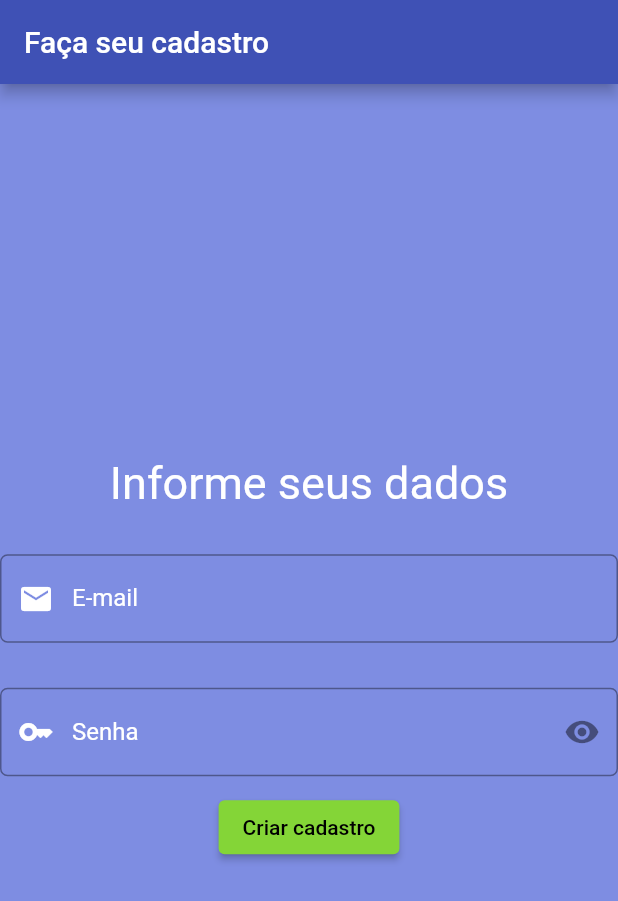
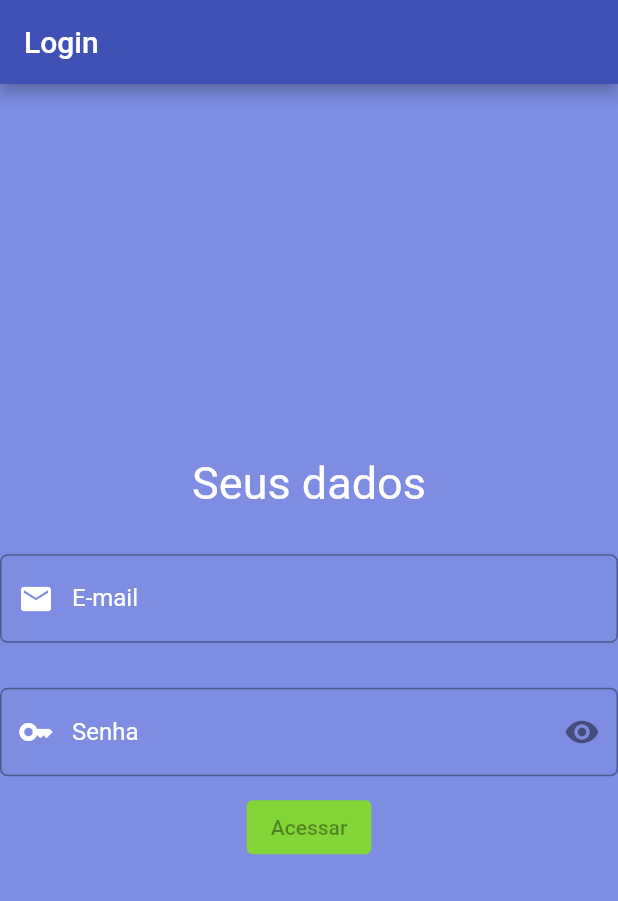
Before and after one commit to xk08/FlutterProjects--Cadastro_e_Login, a Flutter app: the screen it shows after launch, on a phone screen of 412 x 824 dp. Shown: the top 901 px of the screen. Run offline on Flutter 3.47's test engine with Material 2 defaults, Android fonts, the light colour scheme and no system bars.

Commit message:
Desenvolvendo a lógica de login - 80% completo

```diff
--- a/lib/cadastro/controllers/cadastro_controller.dart
+++ /dev/null
@@ -1,9 +0,0 @@
-// ignore_for_file: avoid_print
-
-class CadastroController {
-  const CadastroController();
-
-  teste() {
-    print("Continua daqui...");
-  }
-}
--- /dev/null
+++ b/lib/login/controllers/login_controller.dart
@@ -0,0 +1,84 @@
+// ignore_for_file: avoid_print
+
+import 'package:cadastro_e_login/home/pages/home_page.dart';
+import 'package:cadastro_e_login/login/models/login_model.dart';
+import 'package:cadastro_e_login/login/repositories/login_repository.dart';
+import 'package:flutter/material.dart';
+
+class LoginController {
+  final LoginRepository loginRepository;
+  LoginController(this.loginRepository);
+
+  /* Variaveis do tipo global */
+  String email = "";
+  String password = "";
+  bool btnIsValid = false;
+  bool emailIsValid = false;
+  bool passwordIsValid = false;
+
+  bool failOnLogin = false;
+  bool emailValidRegexp = false;
+
+  /* Seta na variável os valores pegos da tela */
+  setEmail(emailReceived) {
+    email = emailReceived;
+
+    //Validação: Verifica se o email não é nullo ou vazio
+    email.isNotEmpty ? emailIsValid = true : emailIsValid = false;
+
+    //Validação: Verifica se o email é de um formato válido
+    emailValidRegexp = RegExp(r"^\w+([\.-]?\w+)*@\w+([\.-]?\w+)*(\.\w{2,3})+$")
+        .hasMatch(email);
+
+    emailValidRegexp ? emailIsValid = true : emailIsValid = false;
+
+    //Retorna para o page a validação
+    return validaLogin();
+  }
+
+  setPassword(passwordReceived) {
+    password = passwordReceived;
+
+    //Validação: Verifica se a senha não é nulla ou vazia
+    password.isNotEmpty ? passwordIsValid = true : passwordIsValid = false;
+
+    //Validação: Verifica se a senha possui ao menos 6 caracteres
+    password.toString().length < 6
+        ? passwordIsValid = false
+        : passwordIsValid = true;
+
+    return validaLogin();
+  }
+
+  validaLogin() {
+    if (emailIsValid && passwordIsValid) {
+      btnIsValid = true;
+    } else {
+      btnIsValid = false;
+    }
+    return btnIsValid;
+  }
+
+  login(BuildContext context) {
+    /*  print(email);
+    print(password); */
+
+    //Pega as informações do objeto de login
+    LoginModel loginDataObject = loginRepository.loginRepository();
+
+    if (email == loginDataObject.email &&
+        password == loginDataObject.password) {
+      //Caso obtenha sucesso no login...
+      failOnLogin = false; //Obteve sucesso no login
+
+      //Direciona para a tela de Login (Sobre-escreve a rota principal (login) pela nova rota)
+      Navigator.pushReplacement(
+          context, MaterialPageRoute(builder: (_) => const HomePage()));
+      return true;
+    } else {
+      print("E-mail e/ou Senha inválidos....");
+      failOnLogin = true; //O login falhou em algum ponto
+      return false;
+    }
+  }
+}
--- /dev/null
+++ b/lib/login/models/login_model.dart
@@ -0,0 +1,9 @@
+class LoginModel {
+  String email;
+  String password;
+
+  LoginModel({
+    this.email = "",
+    this.password = "",
+  });
+}
--- a/lib/cadastro/pages/cadastro_page.dart
+++ b/lib/login/pages/login_page.dart
@@ -1,40 +1,45 @@
-// ignore_for_file: avoid_print
-
-import 'package:cadastro_e_login/cadastro/controllers/cadastro_controller.dart';
+// ignore_for_file: avoid_print, no_logic_in_create_state
+import 'package:cadastro_e_login/login/controllers/login_controller.dart';
 import 'package:cadastro_e_login/shared/widgets/button_widget.dart';
 import 'package:cadastro_e_login/shared/widgets/simple_text_widget.dart';
 import 'package:cadastro_e_login/shared/widgets/text_form_field_widget.dart';
 import 'package:flutter/material.dart';
 
-class CadastroPage extends StatefulWidget {
+class LoginPage extends StatefulWidget {
   final String tituloPagina;
-  const CadastroPage({super.key, required this.tituloPagina});
+  final LoginController loginController;
+
+  const LoginPage({
+    super.key,
+    required this.tituloPagina,
+    required this.loginController,
+  });
 
   @override
-  // ignore: no_logic_in_create_state
   // ignore: todo
   //TODO: Verificar o motivo da recomendação...
-  // ignore: no_logic_in_create_state
-  State<CadastroPage> createState() => _CadastroPageState(tituloPagina);
+  State<LoginPage> createState() => _LoginPageState(
+        tituloPagina,
+        loginController,
+      );
 }
 
-class _CadastroPageState extends State<CadastroPage> {
+class _LoginPageState extends State<LoginPage> {
   //Declara porém, inicia no initState da página
-  late CadastroController cadastroController;
-
+  final LoginController loginController;
   final String tituloPagina;
 
   bool obsecureTextPassword = true;
-  bool botaoEValido = true;
-
-  _CadastroPageState(this.tituloPagina);
+  _LoginPageState(
+    this.tituloPagina,
+    this.loginController,
+  );
 
   @override
   void initState() {
     super.initState();
 
     //Inicializa o objeto do controlador
-    cadastroController = const CadastroController();
   }
 
   @override
@@ -51,8 +56,7 @@ class _CadastroPageState extends State<CadastroPage> {
           crossAxisAlignment: CrossAxisAlignment.center,
           mainAxisAlignment: MainAxisAlignment.center,
           children: [
-            const SimpleTextWidget(
-                textoRecebido: "Informe seus dados", textSize: 30),
+            const SimpleTextWidget(textoRecebido: "Seus dados", textSize: 30),
             const SizedBox(height: 30),
             TextFormFieldWidget(
               enabled: true,
@@ -62,12 +66,26 @@ class _CadastroPageState extends State<CadastroPage> {
               icon: Icons.email,
               hint: "Informe seu e-mail",
               onChanged: (emailDigitado) {
-                print("Email: $emailDigitado");
+                bool state = loginController.setEmail(emailDigitado);
+
+                setState(() {
+                  loginController.btnIsValid = state;
+
+                  /* Retira a mensagem: "E-mail e/ou Senha inválidos" */
+                  if (loginController.failOnLogin) {
+                    loginController.failOnLogin = false;
+                  }
+                });
               },
               validator: (email) {
                 if (email == null || email.isEmpty) {
                   return "O e-mail é obrigatório";
                 }
+
+                if (!loginController.emailValidRegexp) {
+                  return "O e-mail não é de um tipo válido";
+                }
+
                 return null;
               },
             ),
@@ -92,23 +110,53 @@ class _CadastroPageState extends State<CadastroPage> {
               ),
               hint: "Informe sua senha",
               onChanged: (senhaDigitada) {
-                print("Senha: $senhaDigitada");
+                bool state = loginController.setPassword(senhaDigitada);
+                setState(() {
+                  loginController.btnIsValid = state;
+
+                  /* Retira a mensagem: "E-mail e/ou Senha inválidos" */
+                  if (loginController.failOnLogin) {
+                    loginController.failOnLogin = false;
+                  }
+                });
               },
               validator: (senha) {
                 if (senha == null || senha.isEmpty) {
                   return "A senha é obrigatória";
                 }
+
+                if (senha.toString().length < 6) {
+                  return "A senha deve ter ao menos 6 caracteres";
+                }
                 return null;
               },
             ),
             const SizedBox(height: 10),
+
+            loginController.failOnLogin
+                ? Column(
+                    children: const [
+                      SimpleTextWidget(
+                          textoRecebido: "E-mail e/ou Senha inválidos",
+                          textSize: 15,
+                          textColor: Colors.red),
+                      SizedBox(height: 10),
+                    ],
+                  )
+                : const SizedBox(),
+
             ButtonWidget(
-                textButton: "Criar cadastro",
+                textButton: "Acessar",
                 colorButton: const Color.fromARGB(255, 132, 213, 55),
-                onPressed: botaoEValido
+                onPressed: loginController.btnIsValid
                     ? () {
-                        print("Teste");
-                        cadastroController.teste();
+                        bool loginIsOk = loginController.login(context);
+
+                        setState(() {
+                          loginIsOk
+                              ? loginController.failOnLogin = false
+                              : loginController.failOnLogin = true;
+                        });
                       }
                     : null) //Quando null, o botão fica desabilitado
           ],
--- /dev/null
+++ b/lib/login/repositories/login_repository.dart
@@ -0,0 +1,12 @@
+import 'package:cadastro_e_login/login/models/login_model.dart';
+
+class LoginRepository {
+  final LoginModel loginModel;
+  LoginRepository(this.loginModel);
+
+  loginRepository() {
+    loginModel.email = "marcos@gmail.com";
+    loginModel.password = "123456";
+    return loginModel;
+  }
+}
--- a/lib/main.dart
+++ b/lib/main.dart
@@ -1,4 +1,7 @@
-import 'package:cadastro_e_login/cadastro/pages/cadastro_page.dart';
+import 'package:cadastro_e_login/login/controllers/login_controller.dart';
+import 'package:cadastro_e_login/login/models/login_model.dart';
+import 'package:cadastro_e_login/login/pages/login_page.dart';
+import 'package:cadastro_e_login/login/repositories/login_repository.dart';
 import 'package:flutter/material.dart';
 
 void main() {
@@ -15,7 +18,14 @@ class MyApp extends StatelessWidget {
       theme: ThemeData(
         primarySwatch: Colors.grey,
       ),
-      home: const CadastroPage(tituloPagina: "Faça seu cadastro"),
+      home: LoginPage(
+        tituloPagina: "Login",
+        loginController: LoginController(
+          LoginRepository(
+            LoginModel(),
+          ),
+        ),
+      ),
     );
   }
 }
```
Also changed, not shown: lib/home/pages/home_page.dart (added, +59 -0 lines).
